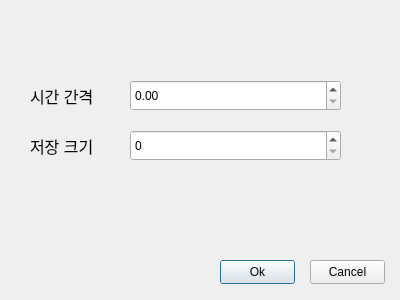
Above: SettingsDialog.ui from gkdisdhfl1/PowerSimulator before the change. Below: the same form after it.
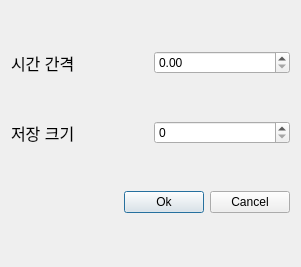
That is the form after the change.

Commit message:
fix: ui 수정
layout 추가하여 창 크기에 맞춰 위젯 크기와 위치 변경 가능

```diff
--- a/SettingsDialog.ui
+++ b/SettingsDialog.ui
@@ -6,98 +6,93 @@
    <rect>
     <x>0</x>
     <y>0</y>
-    <width>400</width>
-    <height>300</height>
+    <width>301</width>
+    <height>267</height>
    </rect>
   </property>
   <property name="windowTitle">
    <string>SettingDialog</string>
   </property>
-  <widget class="QPushButton" name="OkButton">
-   <property name="geometry">
-    <rect>
-     <x>220</x>
-     <y>260</y>
-     <width>75</width>
-     <height>24</height>
-    </rect>
-   </property>
-   <property name="cursor">
-    <cursorShape>ArrowCursor</cursorShape>
-   </property>
-   <property name="text">
-    <string>Ok</string>
-   </property>
-  </widget>
-  <widget class="QPushButton" name="CancelButton">
-   <property name="geometry">
-    <rect>
-     <x>310</x>
-     <y>260</y>
-     <width>75</width>
-     <height>24</height>
-    </rect>
-   </property>
-   <property name="text">
-    <string>Cancel</string>
-   </property>
-  </widget>
-  <widget class="QLabel" name="label">
-   <property name="geometry">
-    <rect>
-     <x>30</x>
-     <y>80</y>
-     <width>71</width>
-     <height>31</height>
-    </rect>
-   </property>
-   <property name="font">
-    <font>
-     <pointsize>12</pointsize>
-    </font>
-   </property>
-   <property name="text">
-    <string>시간 간격</string>
-   </property>
-  </widget>
-  <widget class="QDoubleSpinBox" name="intervalSpinBox">
-   <property name="geometry">
-    <rect>
-     <x>130</x>
-     <y>80</y>
-     <width>211</width>
-     <height>31</height>
-    </rect>
-   </property>
-  </widget>
-  <widget class="QLabel" name="label_2">
-   <property name="geometry">
-    <rect>
-     <x>30</x>
-     <y>130</y>
-     <width>71</width>
-     <height>31</height>
-    </rect>
-   </property>
-   <property name="font">
-    <font>
-     <pointsize>12</pointsize>
-    </font>
-   </property>
-   <property name="text">
-    <string>저장 크기</string>
-   </property>
-  </widget>
-  <widget class="QSpinBox" name="maxSizeSpinBox">
-   <property name="geometry">
-    <rect>
-     <x>130</x>
-     <y>130</y>
-     <width>211</width>
-     <height>31</height>
-    </rect>
-   </property>
-  </widget>
+  <layout class="QVBoxLayout" name="verticalLayout">
+   <item>
+    <layout class="QHBoxLayout" name="horizontalLayout_3">
+     <item>
+      <widget class="QLabel" name="label">
+       <property name="font">
+        <font>
+         <pointsize>12</pointsize>
+        </font>
+       </property>
+       <property name="text">
+        <string>시간 간격</string>
+       </property>
+      </widget>
+     </item>
+     <item>
+      <widget class="QDoubleSpinBox" name="intervalSpinBox"/>
+     </item>
+    </layout>
+   </item>
+   <item>
+    <layout class="QHBoxLayout" name="horizontalLayout_4">
+     <item>
+      <widget class="QLabel" name="label_2">
+       <property name="sizePolicy">
+        <sizepolicy hsizetype="Minimum" vsizetype="Minimum">
+         <horstretch>0</horstretch>
+         <verstretch>0</verstretch>
+        </sizepolicy>
+       </property>
+       <property name="font">
+        <font>
+         <pointsize>12</pointsize>
+        </font>
+       </property>
+       <property name="text">
+        <string>저장 크기</string>
+       </property>
+      </widget>
+     </item>
+     <item>
+      <widget class="QSpinBox" name="maxSizeSpinBox"/>
+     </item>
+    </layout>
+   </item>
+   <item>
+    <layout class="QHBoxLayout" name="horizontalLayout_2">
+     <item>
+      <spacer name="horizontalSpacer">
+       <property name="orientation">
+        <enum>Qt::Orientation::Horizontal</enum>
+       </property>
+       <property name="sizeHint" stdset="0">
+        <size>
+         <width>40</width>
+         <height>20</height>
+        </size>
+       </property>
+      </spacer>
+     </item>
+     <item>
+      <widget class="QPushButton" name="OkButton">
+       <property name="cursor">
+        <cursorShape>ArrowCursor</cursorShape>
+       </property>
+       <property name="text">
+        <string>Ok</string>
+       </property>
+      </widget>
+     </item>
+     <item>
+      <widget class="QPushButton" name="CancelButton">
+       <property name="text">
+        <string>Cancel</string>
+       </property>
+      </widget>
+     </item>
+    </layout>
+   </item>
+  </layout>
  </widget>
  <resources/>
  <connections>
```
The commit also changes 5 other files.
